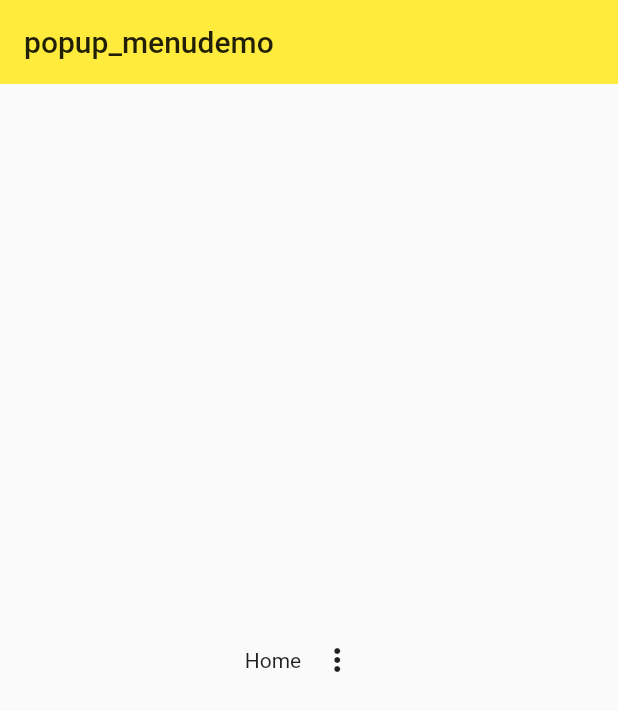
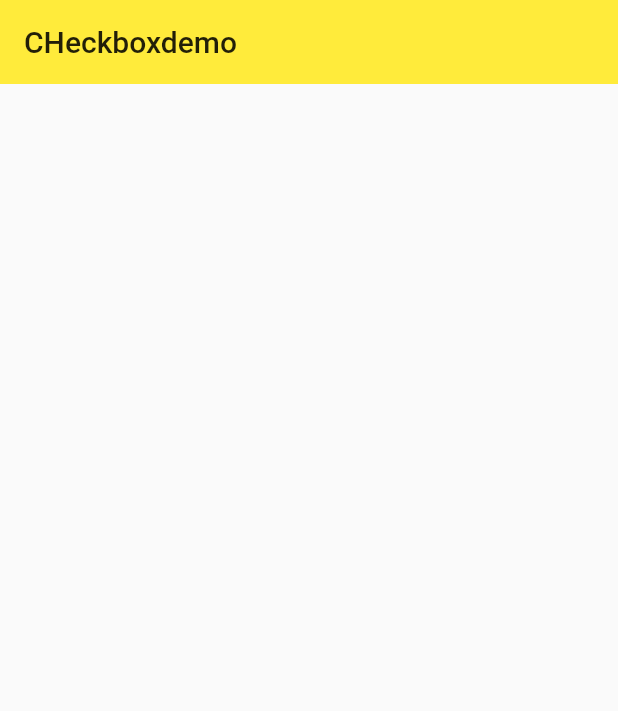
Before and after one commit to Orangem21/flutter, a Flutter app: the checkBoxDemo screen opened directly, on a phone screen of 412 x 824 dp. Shown: the top 711 px of the screen. Run offline on Flutter 3.47's test engine with Material 2 defaults, Android fonts, the phone set to English and light mode, and no system bars.

Commit message:
checkbox

```diff
--- a/lib/demo/checkbox_demo.dart
+++ b/lib/demo/checkbox_demo.dart
@@ -12,7 +12,7 @@ String _currentMenuItem  = 'Home';
   Widget build(BuildContext context) {
     return Scaffold(
       appBar: AppBar(
-        title: Text('popup_menudemo'),
+        title: Text('CHeckboxdemo'),
         elevation: 0.0,
       ),
       body: Container(
@@ -23,30 +23,7 @@ String _currentMenuItem  = 'Home';
             Row(
               mainAxisAlignment: MainAxisAlignment.center,
               children: <Widget>[
-                Text(_currentMenuItem),
-                PopupMenuButton(
-                  onSelected: (vaule){
-                    print(vaule);
-                    setState((){
-                      _currentMenuItem = vaule;
-                    });
-                  },
-                  itemBuilder: (BuildContext context)=>[
-                    PopupMenuItem(
-                      value: 'Home',
-                      child: Text('Home'),
-                    ),
-                    PopupMenuItem(
-                      value: 'About',
-                      child: Text('About'),
-                    ),
-                    PopupMenuItem(
-                      value: 'Me',
-                      child: Text('Me'),
-                    )
 
-                  ],
-                ),
               ],
             ),
           ],
--- a/lib/demo/metrial-components.dart
+++ b/lib/demo/metrial-components.dart
@@ -15,7 +15,7 @@ class MaterialComponents extends StatelessWidget {
       ),
       body: ListView(
         children: <Widget>[
-          ListItem(title: 'popup_menu', page: checkBoxDemo()),
+          ListItem(title: 'Checkbox', page: checkBoxDemo()),
           ListItem(title: 'Form', page: formDemo()),
           ListItem(title: 'PopupMenuButton', page: popup_menudemo()),
           ListItem(title: 'Button', page: ButtonDemo()),
```
